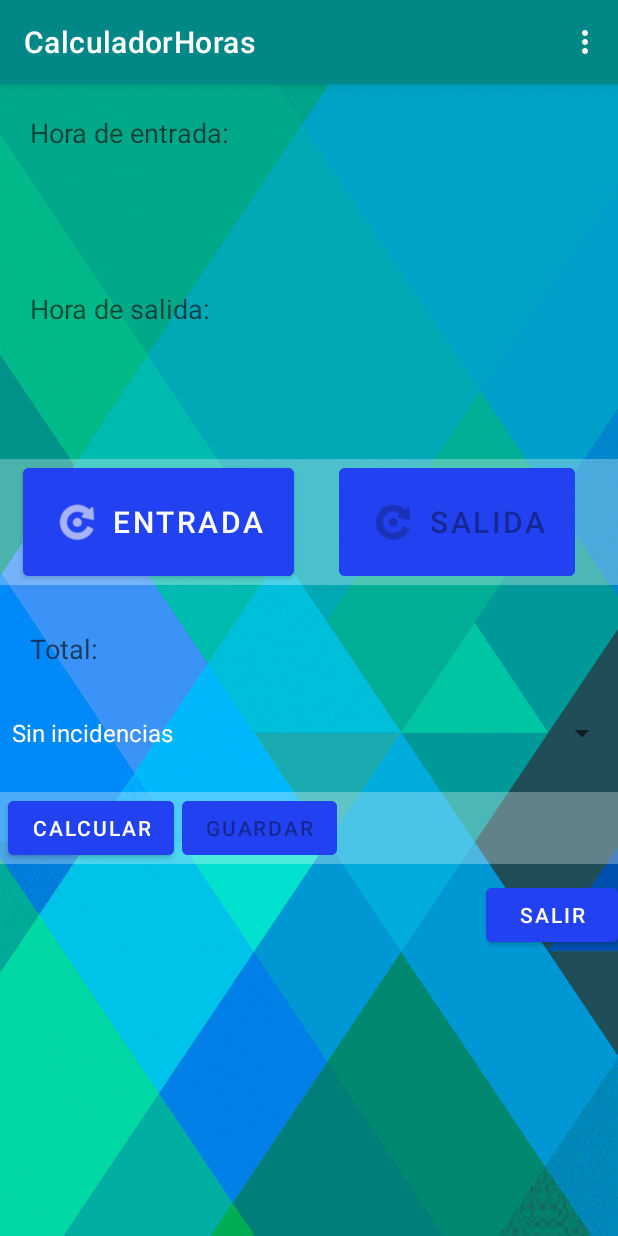
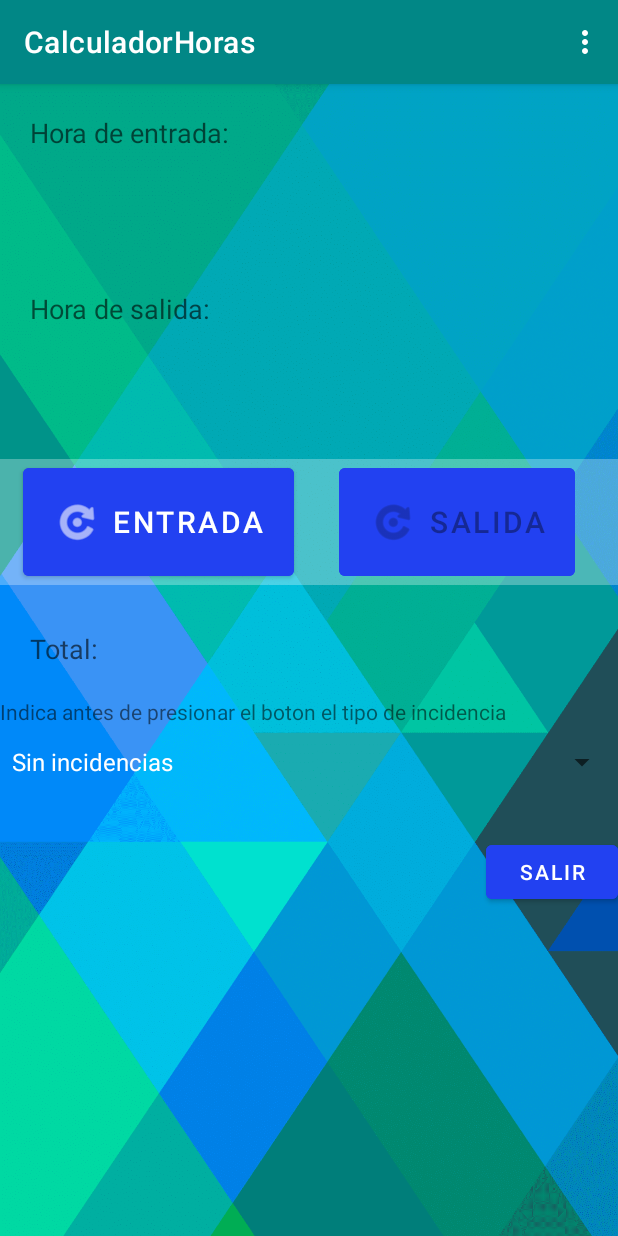
Before and after one commit to celiatj/RegistroHoras, an Android app: the MainActivity3 screen opened directly, with no data from a screen before it, on a phone screen of 412 x 824 dp. Run offline under Robolectric (Android 15) with nearby library versions, the phone set to English and light mode, and no system bars; our stand-ins replace Firebase (no records; nobody signed in at launch, a user with empty details on screens opened directly); Roboto replaces fonts that are not available here.

Commit message:
sin botenes de guardar ni calcular

```diff
--- a/app/src/main/res/layout/activity_main3.xml
+++ b/app/src/main/res/layout/activity_main3.xml
@@ -110,6 +110,12 @@
         android:text="Total:"
         android:textAppearance="@style/TextAppearance.AppCompat.Medium" />
 
+    <TextView
+        android:id="@+id/textView2"
+        android:layout_width="match_parent"
+        android:layout_height="wrap_content"
+        android:text="@string/IndicaAntesBoton" />
+
     <Spinner
         android:id="@+id/spnIncidencia"
         android:layout_width="match_parent"
@@ -122,34 +128,7 @@
         android:layout_height="wrap_content"
         android:layout_marginTop="15dp"
         android:layout_marginBottom="10dp"
-        android:background="#4BFFFFFF">
-
-
-        <Button
-            android:id="@+id/btnCalcular2"
-            android:layout_width="wrap_content"
-            android:layout_height="wrap_content"
-            android:layout_gravity="center"
-            android:layout_marginLeft="5dp"
-            android:layout_marginRight="5dp"
-            android:backgroundTint="#2241F1"
-            android:foregroundGravity="center"
-            android:gravity="center"
-            android:text="Calcular"
-            app:iconGravity="start" />
-
-        <Button
-            android:id="@+id/btnGuardar2"
-
-            android:layout_width="wrap_content"
-            android:layout_height="wrap_content"
-            android:layout_gravity="center"
-            android:backgroundTint="#2241F1"
-            android:foregroundGravity="center"
-            android:gravity="center"
-            android:text="Guardar" />
-
-    </LinearLayout>
+        android:background="#4BFFFFFF"/>
 
     <Button
         android:id="@+id/btnSalir2"
--- /dev/null
+++ b/app/src/main/res/values/Indica antes de presionar.xml
@@ -0,0 +1,2 @@
+<?xml version="1.0" encoding="utf-8"?>
+<resources></resources>
--- a/app/src/main/res/values/strings.xml
+++ b/app/src/main/res/values/strings.xml
@@ -50,6 +50,7 @@
     <string name="nav_open">Abrir</string>
     <string name="salir">Salir</string>
     <string name="falloEnLaBase">Fallo en la base de datos</string>
+    <string name="IndicaAntesBoton">Indica antes de presionar el boton el tipo de incidencia</string>
 
 
     <!-- <string name="anadir_fav"> Añadir a favoritos</string>-->
```
Also changed, not shown: app/src/main/java/com/example/calculadorhoras/MainActivity3.java (+2 -43 lines).
